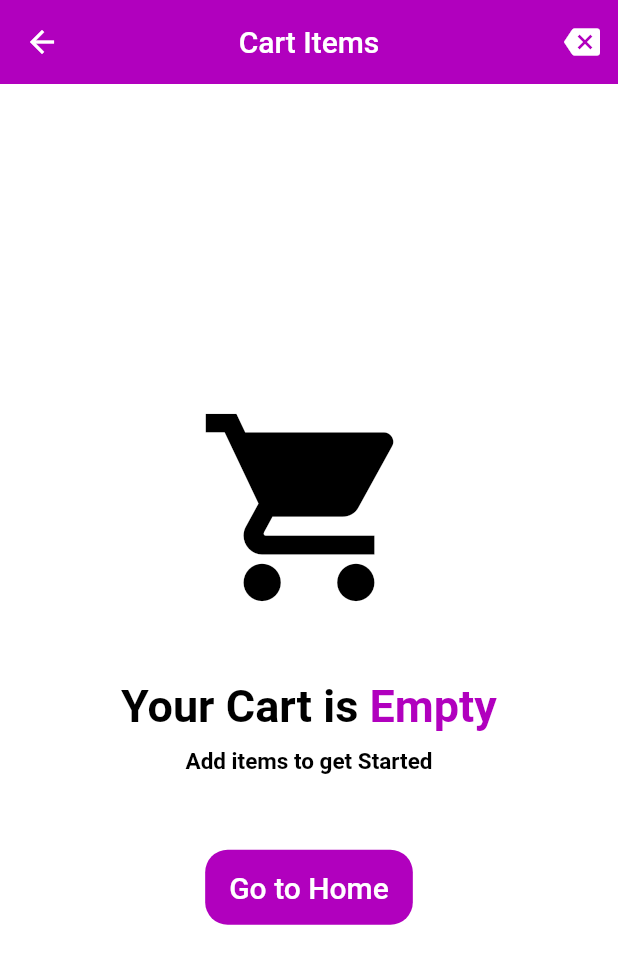
After one commit to jawaher-alqotym/Ecommerce, a Flutter app: the CartScreen screen opened by its route, on a phone screen of 412 x 824 dp. The commit adds this screen. Shown: the top 964 px of the screen. Run offline on Flutter 3.47's test engine with Material 2 defaults, Android fonts, the phone set to English and light mode, and no system bars; our stand-ins replace badges, carousel_slider, firebase_auth, firebase_core, flutter_rating_bar, get and 5 more; missing offline and left inert: flutter_simple_rating_bar; accounts and stored records are empty; network calls fail.

Commit message:
new commit

```diff
--- a/lib/routes/routes.dart
+++ b/lib/routes/routes.dart
@@ -10,7 +10,7 @@ import 'package:e_commerce/views/screens/auth/forgot_password_screen.dart';
 
  import 'package:e_commerce/views/screens/auth/login_screen.dart';
  import 'package:e_commerce/views/screens/auth/signup_screen.dart';
-// import 'package:e_commerce/views/screens/cart_screen.dart';
+ import 'package:e_commerce/views/screens/cart_screen.dart';
  import 'package:e_commerce/views/screens/main_screen.dart';
 // import 'package:e_commerce/views/screens/payment_screen.dart';
  import 'package:e_commerce/views/screens/welcome_screen.dart';
@@ -52,14 +52,14 @@ class AppRoutes {
         ProductBinding(),
       ],
     ),
-    // GetPage(
-    //   name: Routes.cartScreen,
-    //   page: () => CartScreen(),
-    //   bindings: [
-    //     AuthBinding(),
-    //     ProductBinding(),
-    //   ],
-    // ),
+    GetPage(
+      name: Routes.cartScreen,
+      page: () => CartScreen(),
+      bindings: [
+        AuthBinding(),
+        ProductBinding(),
+      ],
+    ),
     // GetPage(
     //   name: Routes.paymentScreen,
     //   page: () => PayMentScreen(),
--- /dev/null
+++ b/lib/views/screens/cart_screen.dart
@@ -0,0 +1,72 @@
+import 'package:flutter/material.dart';
+import 'package:get/get.dart';
+import 'package:e_commerce/logic/controllers/cart_controller.dart';
+import 'package:e_commerce/utils/theme.dart';
+import 'package:e_commerce/views/widgets/cart/cart_product_card.dart';
+import 'package:e_commerce/views/widgets/cart/cart_total.dart';
+import 'package:e_commerce/views/widgets/cart/empty_cart.dart';
+
+class CartScreen extends StatelessWidget {
+  CartScreen({Key? key}) : super(key: key);
+
+  final controller = Get.find<CartController>();
+
+  @override
+  Widget build(BuildContext context) {
+    return SafeArea(
+      child: Scaffold(
+        backgroundColor: context.theme.backgroundColor,
+        appBar: AppBar(
+          title: const Text("Cart Items"),
+          elevation: 0,
+          backgroundColor: Get.isDarkMode ? darkGreyClr : mainColor,
+          centerTitle: true,
+          actions: [
+            IconButton(
+              onPressed: () {
+                controller.clearAllProducts();
+              },
+              icon: const Icon(Icons.backspace),
+            ),
+          ],
+        ),
+        body: Obx(
+              () {
+            if (controller.productsMap.isEmpty) {
+              return const EmptyCart();
+            } else {
+              return SingleChildScrollView(
+                child: Column(
+                  children: [
+                    SizedBox(
+                      height: 600,
+                      child: ListView.separated(
+                        itemBuilder: (context, index) {
+                          return CartProductCard(
+                            index: index,
+                            productModels:
+                            controller.productsMap.keys.toList()[index],
+                            quantity:
+                            controller.productsMap.values.toList()[index],
+                          );
+                        },
+                        separatorBuilder: (context, index) => const SizedBox(
+                          height: 20,
+                        ),
+                        itemCount: controller.productsMap.length,
+                      ),
+                    ),
+                    Padding(
+                      padding: const EdgeInsets.only(bottom: 30),
+                      child: CartTotal(),
+                    ),
+                  ],
+                ),
+              );
+            }
+          },
+        ),
+      ),
+    );
+  }
+}
--- /dev/null
+++ b/lib/views/widgets/cart/empty_cart.dart
@@ -0,0 +1,85 @@
+import 'package:flutter/material.dart';
+import 'package:get/get.dart';
+import 'package:e_commerce/routes/routes.dart';
+import 'package:e_commerce/utils/theme.dart';
+
+class EmptyCart extends StatelessWidget {
+  const EmptyCart({Key? key}) : super(key: key);
+
+  @override
+  Widget build(BuildContext context) {
+    return Center(
+      child: Column(
+        mainAxisAlignment: MainAxisAlignment.center,
+        children: [
+          Icon(
+            Icons.shopping_cart,
+            size: 150,
+            color: Get.isDarkMode ? Colors.white : Colors.black,
+          ),
+          const SizedBox(
+            height: 40,
+          ),
+          RichText(
+            text: TextSpan(
+              children: [
+                TextSpan(
+                  text: "Your Cart is ",
+                  style: TextStyle(
+                    color: Get.isDarkMode ? Colors.white : Colors.black,
+                    fontSize: 30,
+                    fontWeight: FontWeight.bold,
+                  ),
+                ),
+                TextSpan(
+                  text: "Empty",
+                  style: TextStyle(
+                    color: Get.isDarkMode ? pinkClr : mainColor,
+                    fontSize: 30,
+                    fontWeight: FontWeight.bold,
+                  ),
+                ),
+              ],
+            ),
+          ),
+          const SizedBox(
+            height: 10,
+          ),
+          Text(
+            "Add items to get Started",
+            style: TextStyle(
+              color: Get.isDarkMode ? Colors.white : Colors.black,
+              fontSize: 15,
+              fontWeight: FontWeight.bold,
+            ),
+          ),
+          const SizedBox(
+            height: 50,
+          ),
+          SizedBox(
+            height: 50,
+            child: ElevatedButton(
+              style: ElevatedButton.styleFrom(
+                shape: RoundedRectangleBorder(
+                  borderRadius: BorderRadius.circular(15),
+                ),
+                elevation: 0,
+                primary: Get.isDarkMode ? pinkClr : mainColor,
+              ),
+              onPressed: () {
+                Get.toNamed(Routes.mainScreen);
+              },
+              child: const Text(
+                'Go to Home',
+                style: TextStyle(
+                  fontSize: 20,
+                  color: Colors.white,
+                ),
+              ),
+            ),
+          ),
+        ],
+      ),
+    );
+  }
+}
```
Also changed, not shown: lib/views/widgets/cart/cart_product_card.dart (added, +131 -0 lines), lib/views/widgets/cart/cart_total.dart (added, +81 -0 lines).
